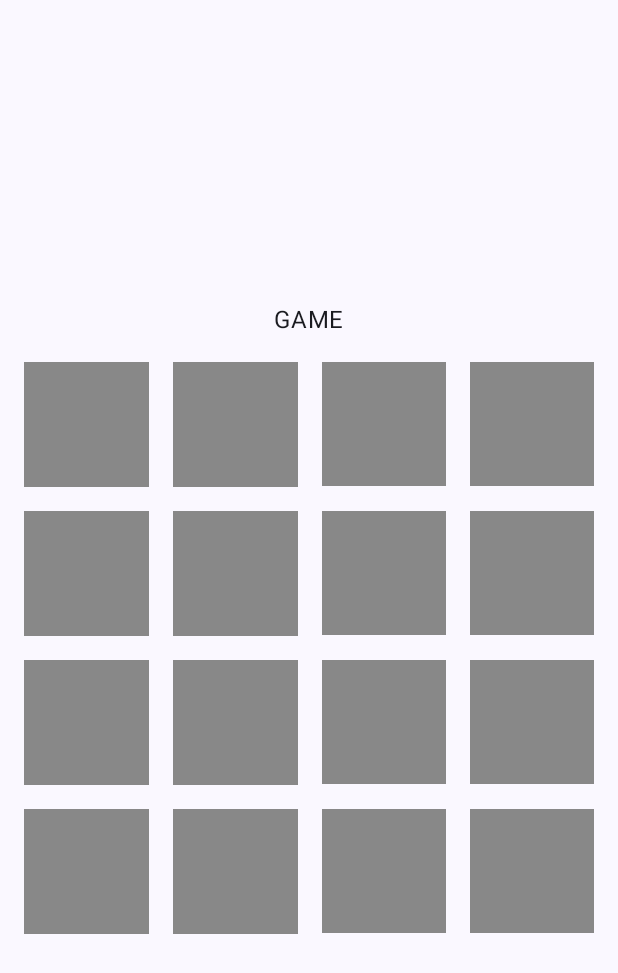
After one commit to Nasirjamaelmi/Android-devolopment, an Android app built with Jetpack Compose: the GameScreen screen opened through its navigation route, on a phone screen of 412 x 824 dp. The commit adds this screen. Shown: the top 973 px of the screen. Run offline under Robolectric (Android 15) with nearby library versions, the phone set to English and light mode, and no system bars.

Commit message:
Mockup of the memorygame,Added navigation and started using viewmodel

```diff
--- a/app/build.gradle.kts
+++ b/app/build.gradle.kts
@@ -11,7 +11,7 @@ android {
     defaultConfig {
         applicationId = "se.ju.jana22oj.project_eclipse"
         minSdk = 28
-        targetSdk = 33
+        targetSdk = 34
         versionCode = 1
         versionName = "1.0"
 
@@ -59,11 +59,13 @@ dependencies {
     implementation("androidx.compose.ui:ui")
     implementation("androidx.compose.ui:ui-graphics")
     implementation("androidx.compose.ui:ui-tooling-preview")
-    implementation("androidx.compose.material3:material3")
+    implementation("androidx.compose.material3:material3:1.1.2")
+    implementation("androidx.navigation:navigation-compose:2.7.5")
     implementation("io.github.jan-tennert.supabase:realtime-kt:1.4.0")
     implementation("io.ktor:ktor-client-okhttp:2.3.5")
     implementation("org.jetbrains.kotlinx:kotlinx-serialization-json:1.6.0")
     implementation("androidx.navigation:navigation-runtime-ktx:2.7.5")
+    implementation("androidx.lifecycle:lifecycle-viewmodel-compose:2.6.1")
     testImplementation("junit:junit:4.13.2")
     androidTestImplementation("androidx.test.ext:junit:1.1.5")
     androidTestImplementation("androidx.test.espresso:espresso-core:3.5.1")
--- a/app/src/main/java/se/ju/jana22oj/project_eclipse/HomeScreen.kt
+++ b/app/src/main/java/se/ju/jana22oj/project_eclipse/HomeScreen.kt
@@ -25,10 +25,13 @@ import androidx.compose.ui.res.painterResource
 import androidx.compose.ui.text.font.FontWeight
 import androidx.compose.ui.tooling.preview.Preview
 import androidx.compose.ui.unit.dp
+import androidx.navigation.NavController
+import androidx.navigation.compose.rememberNavController
+import se.ju.jana22oj.project_eclipse.screens.Screen
 
 
 @Composable
-fun HomeScreen(modifier: Modifier = Modifier){
+fun HomeScreen(modifier: Modifier = Modifier, navController: NavController = rememberNavController()){
     var homeTime by remember { mutableStateOf(true)}
 
 
@@ -54,7 +57,7 @@ fun HomeScreen(modifier: Modifier = Modifier){
                 .padding(vertical = 24.dp)
                 .height(50.dp)
                 .fillMaxWidth(fraction = 0.8f),
-                onClick = { homeTime = false },
+                onClick = {navController.navigate(Screen.Game.route) },
                 colors = ButtonDefaults.buttonColors(Color.Black)
 
 
--- a/app/src/main/java/se/ju/jana22oj/project_eclipse/MainActivity.kt
+++ b/app/src/main/java/se/ju/jana22oj/project_eclipse/MainActivity.kt
@@ -17,7 +17,14 @@ import androidx.compose.ui.tooling.preview.Preview
 import se.ju.jana22oj.project_eclipse.ui.theme.ProjecteclipseTheme
 import androidx.lifecycle.ViewModel
 import androidx.lifecycle.viewModelScope
+import androidx.navigation.NavController
+import androidx.navigation.compose.NavHost
+import androidx.navigation.compose.composable
+import androidx.navigation.compose.rememberNavController
 import kotlinx.coroutines.launch
+import se.ju.jana22oj.project_eclipse.screens.GameScreen
+import se.ju.jana22oj.project_eclipse.screens.MainScreen
+import se.ju.jana22oj.project_eclipse.screens.Screen
 
 data class Cell(
     val row: Int,
@@ -29,14 +36,24 @@ class MainActivity : ComponentActivity() {
     override fun onCreate(savedInstanceState: Bundle?) {
         super.onCreate(savedInstanceState)
         setContent {
+            val navController = rememberNavController()
+
             ProjecteclipseTheme {
                 // A surface container using the 'background' color from the theme
                 Surface(
                     modifier = Modifier.fillMaxSize(),
                     color = MaterialTheme.colorScheme.background
                 ) {
-                    HomeScreen()
-                    //GameBoard()
+                    //HomeScreen()
+                   // GameBoard()
+                    NavHost(navController = navController, startDestination = Screen.Main.route) {
+                        composable(route = Screen.Main.route){
+                            HomeScreen(navController = navController)
+                        }
+                        composable(route = Screen.Game.route) {
+                            GameScreen(navController = navController)
+                        }
+                    }
                 }
             }
         }
--- /dev/null
+++ b/app/src/main/java/se/ju/jana22oj/project_eclipse/screens/GameScreen.kt
@@ -0,0 +1,72 @@
+package se.ju.jana22oj.project_eclipse.screens
+
+import androidx.compose.foundation.layout.Arrangement
+import androidx.compose.foundation.layout.Column
+import androidx.compose.foundation.layout.Spacer
+import androidx.compose.foundation.layout.aspectRatio
+import androidx.compose.foundation.layout.fillMaxSize
+import androidx.compose.foundation.layout.height
+import androidx.compose.foundation.layout.padding
+import androidx.compose.foundation.lazy.grid.GridCells
+import androidx.compose.foundation.lazy.grid.LazyVerticalGrid
+import androidx.compose.foundation.lazy.grid.items
+import androidx.compose.material3.Button
+import androidx.compose.material3.ButtonDefaults
+import androidx.compose.material3.Icon
+import androidx.compose.material3.Text
+import androidx.compose.runtime.Composable
+import androidx.compose.runtime.getValue
+import androidx.compose.ui.Alignment
+import androidx.compose.ui.Modifier
+import androidx.compose.ui.graphics.Color
+import androidx.compose.ui.graphics.RectangleShape
+import androidx.compose.ui.unit.dp
+import androidx.lifecycle.viewmodel.compose.viewModel
+import androidx.navigation.NavController
+import androidx.navigation.compose.rememberNavController
+import se.ju.jana22oj.project_eclipse.viewmodels.Card
+import se.ju.jana22oj.project_eclipse.viewmodels.GameViewModel
+
+@Composable
+fun GameScreen(gameViewModel: GameViewModel = viewModel(),navController: NavController = rememberNavController())
+{
+    val cards = gameViewModel.cards
+    Column(
+        modifier = Modifier
+            .fillMaxSize()
+            .padding(16.dp),
+        verticalArrangement = Arrangement.Center,
+        horizontalAlignment = Alignment.CenterHorizontally
+    ) {
+        Text(text = "GAME")
+        Spacer(modifier = Modifier.height(16.dp))
+        LazyVerticalGrid(
+            columns = GridCells.Fixed(4),
+            verticalArrangement = Arrangement.spacedBy(16.dp),
+            horizontalArrangement = Arrangement.spacedBy(16.dp)
+        )
+        {
+           items(cards){card ->
+               CardView(card, onClick = {
+                   gameViewModel.flipCard(card)
+               })
+           }
+        }
+    }
+}
+
+@Composable
+fun CardView(card: Card, onClick: () -> Unit) {
+    val isFlipped by card.isFlipped
+
+    Button(onClick = onClick,
+        modifier = Modifier.aspectRatio(1f),
+        colors = ButtonDefaults.buttonColors(containerColor = Color.Gray),
+        shape = RectangleShape
+        ) {
+        if(isFlipped){
+            Icon(imageVector = card.symbol, contentDescription = "Card symbol")
+        }
+
+    }
+}
--- /dev/null
+++ b/app/src/main/java/se/ju/jana22oj/project_eclipse/screens/Screen.kt
@@ -0,0 +1,8 @@
+package se.ju.jana22oj.project_eclipse.screens
+
+sealed class Screen(val route:String){
+    object Main : Screen(route = "main")
+    object Game : Screen(route = "game")
+
+
+}
--- a/app/src/main/java/se/ju/jana22oj/project_eclipse/viewModel.kt
+++ /dev/null
@@ -1,3 +0,0 @@
-package se.ju.jana22oj.project_eclipse
-
-import androidx.lifecycle.ViewModel
--- /dev/null
+++ b/app/src/main/java/se/ju/jana22oj/project_eclipse/viewmodels/GameViewModel.kt
@@ -0,0 +1,90 @@
+package se.ju.jana22oj.project_eclipse.viewmodels
+
+import androidx.compose.material.icons.Icons
+import androidx.compose.material.icons.rounded.AccountBox
+import androidx.compose.material.icons.rounded.AddCircle
+import androidx.compose.material.icons.rounded.ArrowForward
+import androidx.compose.material.icons.rounded.Build
+import androidx.compose.material.icons.rounded.CheckCircle
+import androidx.compose.material.icons.rounded.DateRange
+import androidx.compose.material.icons.rounded.Email
+import androidx.compose.material.icons.rounded.Warning
+import androidx.compose.runtime.MutableState
+import androidx.compose.runtime.mutableStateListOf
+import androidx.compose.runtime.mutableStateOf
+import androidx.compose.runtime.snapshots.SnapshotStateList
+import androidx.compose.ui.graphics.vector.ImageVector
+import androidx.lifecycle.ViewModel
+import java.util.Timer
+import kotlin.concurrent.schedule
+
+data class Card(val symbol: ImageVector,
+    val isFlipped: MutableState<Boolean> = mutableStateOf(false),
+    val isActive: MutableState<Boolean> = mutableStateOf(true)
+
+){
+    fun  flip()
+    {
+        isFlipped.value = true
+
+    }
+    fun reset()
+    {
+        isFlipped.value = false
+    }
+    fun deactivate()
+    {
+        isActive.value = false
+    }
+}
+
+class GameViewModel: ViewModel() {
+    private val _symbols = setOf(
+        Icons.Rounded.Warning,
+        Icons.Rounded.AccountBox,
+        Icons.Rounded.Build,
+        Icons.Rounded.ArrowForward,
+        Icons.Rounded.AddCircle,
+        Icons.Rounded.CheckCircle,
+        Icons.Rounded.DateRange,
+        Icons.Rounded.Email
+    )
+    private val _cards = mutableStateListOf<Card>()
+    val cards:SnapshotStateList<Card>
+        get() = _cards
+
+    init {
+        _cards.clear()
+        val tempCards = mutableListOf<Card>()
+        for (symbol in _symbols){
+            tempCards.add(Card(symbol))
+            tempCards.add(Card(symbol))
+        }
+        tempCards.shuffle()
+        _cards.addAll(tempCards)
+    }
+
+    fun flipCard(card:Card){
+        if (card.isActive.value &&  !card.isFlipped.value){
+            card.flip()
+
+            val openCards = _cards.filter { it.isFlipped.value && it.isActive.value}
+            if (openCards.count() == 2) {
+                if(openCards[0].symbol == openCards[1].symbol)
+                {
+                    println("Yay! You found a pair!")
+                    openCards.forEach{
+                        it.deactivate()
+                    }
+                }
+                else{
+                    Timer().schedule(1000){
+                        openCards.forEach{
+                            it.reset()
+                        }
+                    }
+                }
+            }
+        }
+    }
+}
```
Also changed, not shown: app/src/main/java/se/ju/jana22oj/project_eclipse/screens/MainScreen.kt (added, +39 -0 lines).
